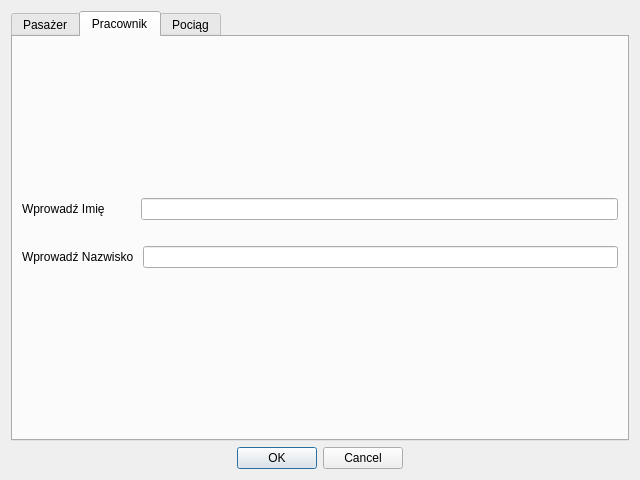
Before: the Qt Designer form addwindow.ui in albixus/Oracle_Client, drawn with Qt 5.
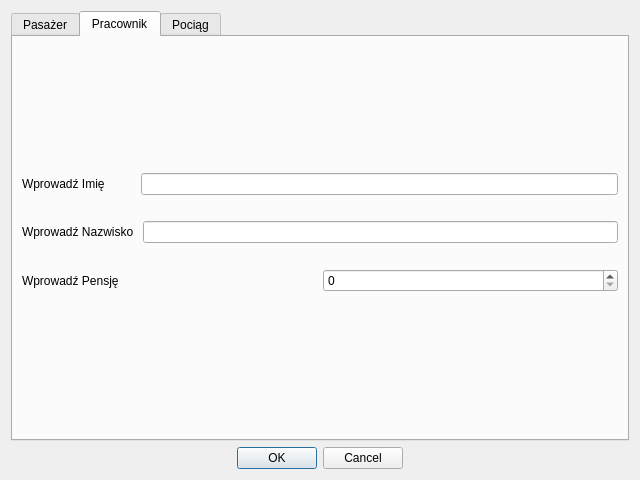
After: the same form once the commit is applied. The open tabs and pages were chosen to show the change.

Patch:
```diff
--- a/addwindow.ui
+++ b/addwindow.ui
@@ -144,7 +144,34 @@
               </widget>
              </item>
              <item>
-              <widget class="QLineEdit" name="lineEdit_2"/>
+              <widget class="QLineEdit" name="lineEdit_Surname_Worker"/>
+             </item>
+            </layout>
+           </item>
+           <item>
+            <layout class="QHBoxLayout" name="horizontalLayout_6">
+             <property name="topMargin">
+              <number>10</number>
+             </property>
+             <property name="bottomMargin">
+              <number>10</number>
+             </property>
+             <item>
+              <widget class="QLabel" name="label_6">
+               <property name="text">
+                <string>Wprowadź Pensję     </string>
+               </property>
+              </widget>
+             </item>
+             <item>
+              <widget class="QSpinBox" name="spinBox">
+               <property name="maximum">
+                <number>99999999</number>
+               </property>
+               <property name="singleStep">
+                <number>1</number>
+               </property>
+              </widget>
              </item>
             </layout>
            </item>
```
Left out of the diff: 2 changed lines with no effect on the pictures.
